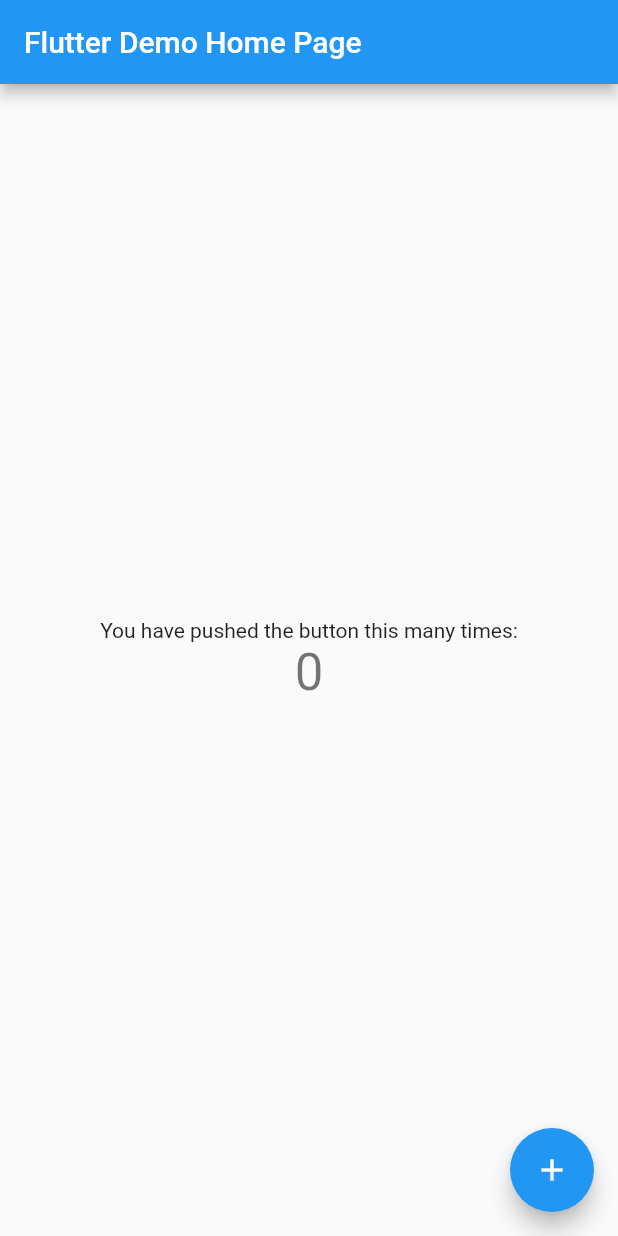
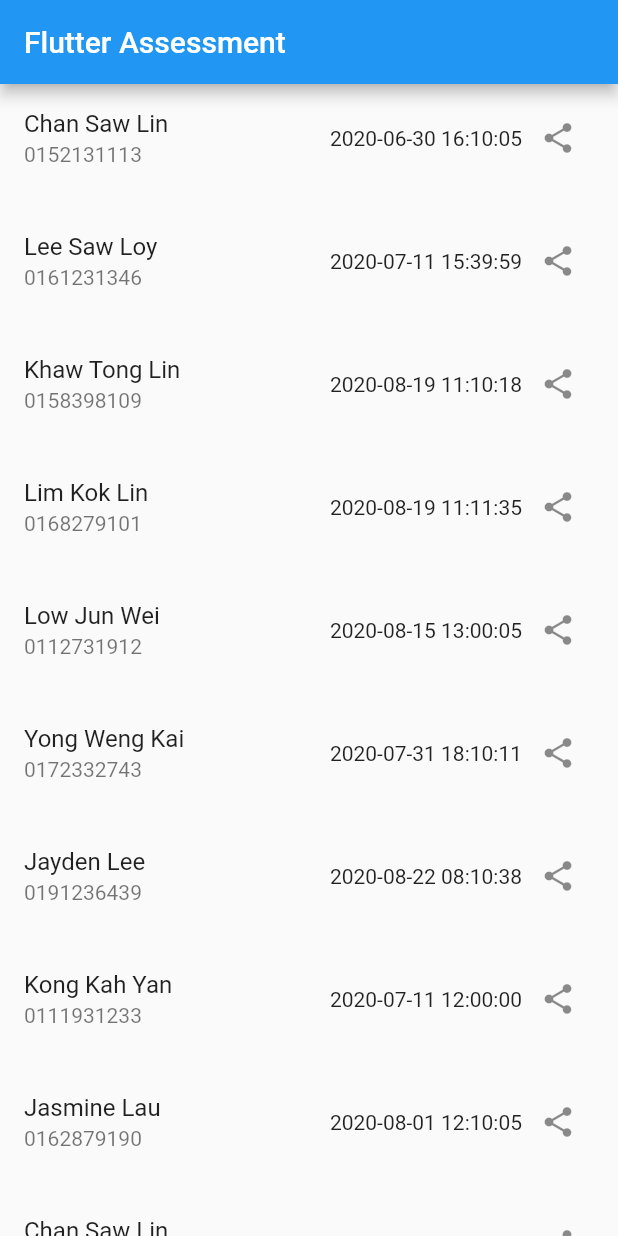
Before and after one commit to hmdfrds/Flutter-Assessment-, a Flutter app: the screen it shows after launch, on a phone screen of 412 x 824 dp. Run offline on Flutter 3.47's test engine with Material 2 defaults, Android fonts, the phone set to English and light mode, and no system bars.

Commit message:
done base app

```diff
--- /dev/null
+++ b/lib/dummy_data.dart
@@ -0,0 +1,52 @@
+const contacts = [
+  {
+    "user": "Chan Saw Lin",
+    "phone": "0152131113",
+    "check-in": "2020-06-30 16:10:05"
+  },
+  {
+    "user": "Lee Saw Loy",
+    "phone": "0161231346",
+    "check-in": "2020-07-11 15:39:59"
+  },
+  {
+    "user": "Khaw Tong Lin",
+    "phone": "0158398109",
+    "check-in": "2020-08-19 11:10:18"
+  },
+  {
+    "user": "Lim Kok Lin",
+    "phone": "0168279101",
+    "check-in": "2020-08-19 11:11:35"
+  },
+  {
+    "user": "Low Jun Wei",
+    "phone": "0112731912",
+    "check-in": "2020-08-15 13:00:05"
+  },
+  {
+    "user": "Yong Weng Kai",
+    "phone": "0172332743",
+    "check-in": "2020-07-31 18:10:11"
+  },
+  {
+    "user": "Jayden Lee",
+    "phone": "0191236439",
+    "check-in": "2020-08-22 08:10:38"
+  },
+  {
+    "user": "Kong Kah Yan",
+    "phone": "0111931233",
+    "check-in": "2020-07-11 12:00:00"
+  },
+  {
+    "user": "Jasmine Lau",
+    "phone": "0162879190",
+    "check-in": "2020-08-01 12:10:05"
+  },
+  {
+    "user": "Chan Saw Lin",
+    "phone": "016783239",
+    "check-in": "2020-08-23 11:59:05"
+  }
+];
--- a/lib/main.dart
+++ b/lib/main.dart
@@ -1,4 +1,5 @@
 import 'package:flutter/material.dart';
+import 'package:flutter_assessment/screens/contacts_screen.dart';
 
 void main() {
   runApp(const MyApp());
@@ -6,110 +7,11 @@ void main() {
 
 class MyApp extends StatelessWidget {
   const MyApp({Key? key}) : super(key: key);
-
-  // This widget is the root of your application.
   @override
   Widget build(BuildContext context) {
-    return MaterialApp(
-      title: 'Flutter Demo',
-      theme: ThemeData(
-        // This is the theme of your application.
-        //
-        // Try running your application with "flutter run". You'll see the
-        // application has a blue toolbar. Then, without quitting the app, try
-        // changing the primarySwatch below to Colors.green and then invoke
-        // "hot reload" (press "r" in the console where you ran "flutter run",
-        // or simply save your changes to "hot reload" in a Flutter IDE).
-        // Notice that the counter didn't reset back to zero; the application
-        // is not restarted.
-        primarySwatch: Colors.blue,
-      ),
-      home: const MyHomePage(title: 'Flutter Demo Home Page'),
+    return const MaterialApp(
+      title: 'Flutter Assessment',
+      home: ContactPage(),
     );
   }
 }
-
-class MyHomePage extends StatefulWidget {
-  const MyHomePage({Key? key, required this.title}) : super(key: key);
-
-  // This widget is the home page of your application. It is stateful, meaning
-  // that it has a State object (defined below) that contains fields that affect
-  // how it looks.
-
-  // This class is the configuration for the state. It holds the values (in this
-  // case the title) provided by the parent (in this case the App widget) and
-  // used by the build method of the State. Fields in a Widget subclass are
-  // always marked "final".
-
-  final String title;
-
-  @override
-  State<MyHomePage> createState() => _MyHomePageState();
-}
-
-class _MyHomePageState extends State<MyHomePage> {
-  int _counter = 0;
-
-  void _incrementCounter() {
-    setState(() {
-      // This call to setState tells the Flutter framework that something has
-      // changed in this State, which causes it to rerun the build method below
-      // so that the display can reflect the updated values. If we changed
-      // _counter without calling setState(), then the build method would not be
-      // called again, and so nothing would appear to happen.
-      _counter++;
-    });
-  }
-
-  @override
-  Widget build(BuildContext context) {
-    // This method is rerun every time setState is called, for instance as done
-    // by the _incrementCounter method above.
-    //
-    // The Flutter framework has been optimized to make rerunning build methods
-    // fast, so that you can just rebuild anything that needs updating rather
-    // than having to individually change instances of widgets.
-    return Scaffold(
-      appBar: AppBar(
-        // Here we take the value from the MyHomePage object that was created by
-        // the App.build method, and use it to set our appbar title.
-        title: Text(widget.title),
-      ),
-      body: Center(
-        // Center is a layout widget. It takes a single child and positions it
-        // in the middle of the parent.
-        child: Column(
-          // Column is also a layout widget. It takes a list of children and
-          // arranges them vertically. By default, it sizes itself to fit its
-          // children horizontally, and tries to be as tall as its parent.
-          //
-          // Invoke "debug painting" (press "p" in the console, choose the
-          // "Toggle Debug Paint" action from the Flutter Inspector in Android
-          // Studio, or the "Toggle Debug Paint" command in Visual Studio Code)
-          // to see the wireframe for each widget.
-          //
-          // Column has various properties to control how it sizes itself and
-          // how it positions its children. Here we use mainAxisAlignment to
-          // center the children vertically; the main axis here is the vertical
-          // axis because Columns are vertical (the cross axis would be
-          // horizontal).
-          mainAxisAlignment: MainAxisAlignment.center,
-          children: <Widget>[
-            const Text(
-              'You have pushed the button this many times:',
-            ),
-            Text(
-              '$_counter',
-              style: Theme.of(context).textTheme.headline4,
-            ),
-          ],
-        ),
-      ),
-      floatingActionButton: FloatingActionButton(
-        onPressed: _incrementCounter,
-        tooltip: 'Increment',
-        child: const Icon(Icons.add),
-      ), // This trailing comma makes auto-formatting nicer for build methods.
-    );
-  }
-}
--- /dev/null
+++ b/lib/screens/contacts_screen.dart
@@ -0,0 +1,43 @@
+import 'package:flutter/material.dart';
+import 'package:flutter_assessment/dummy_data.dart';
+
+class ContactPage extends StatefulWidget {
+  const ContactPage({Key? key}) : super(key: key);
+
+  @override
+  State<ContactPage> createState() => _ContactPageState();
+}
+
+class _ContactPageState extends State<ContactPage> {
+  void shareContact() {}
+  @override
+  Widget build(BuildContext context) {
+    return SafeArea(
+      child: Scaffold(
+        appBar: AppBar(
+          title: const Text("Flutter Assessment"),
+        ),
+        body: ListView.separated(
+            itemBuilder: (context, index) {
+              return ListTile(
+                title: Text(contacts[index]["user"].toString()),
+                subtitle: Text(contacts[index]["phone"].toString()),
+                trailing: Row(
+                  mainAxisSize: MainAxisSize.min,
+                  mainAxisAlignment: MainAxisAlignment.end,
+                  children: [
+                    Text(contacts[index]["check-in"].toString()),
+                    IconButton(
+                        onPressed: shareContact, icon: const Icon(Icons.share))
+                  ],
+                ),
+              );
+            },
+            separatorBuilder: (context, index) {
+              return const SizedBox(height: 10);
+            },
+            itemCount: contacts.length),
+      ),
+    );
+  }
+}
--- a/pubspec.yaml
+++ b/pubspec.yaml
@@ -34,6 +34,9 @@ dependencies:
   # The following adds the Cupertino Icons font to your application.
   # Use with the CupertinoIcons class for iOS style icons.
   cupertino_icons: ^1.0.2
+  timeago: ^3.3.0
+  share_plus: ^4.0.10+1
+  shared_preferences: ^2.0.15
 
 dev_dependencies:
   flutter_test:
```
Also changed, not shown: pubspec.lock.
